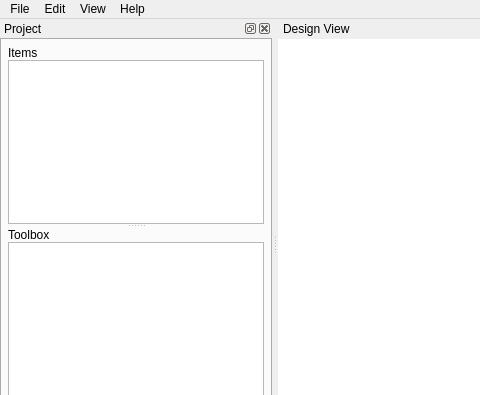
spine-tools/Spine-Toolbox, file spinetoolbox/ui/mainwindow.ui: the form before one commit; both pictures show x 0 to 480 and y 0 to 395 of the 862 by 708 pixel window.
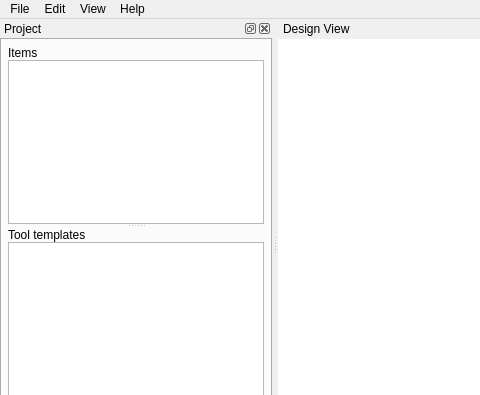
The form after the commit. Icons and pictures are not drawn. Custom widgets are drawn as their Qt base class.

Commit message: 'No Tool template' item is gone from the Tool template model. Changed 'Toolbox' label on main window to 'Tool templates'.

```diff
--- a/spinetoolbox/ui/mainwindow.ui
+++ b/spinetoolbox/ui/mainwindow.ui
@@ -2400,7 +2400,7 @@
                 <enum>QFrame::NoFrame</enum>
                </property>
                <property name="text">
-                <string>Toolbox</string>
+                <string>Tool templates</string>
                </property>
                <property name="indent">
                 <number>-1</number>
```
The commit also changes 10 other files.
